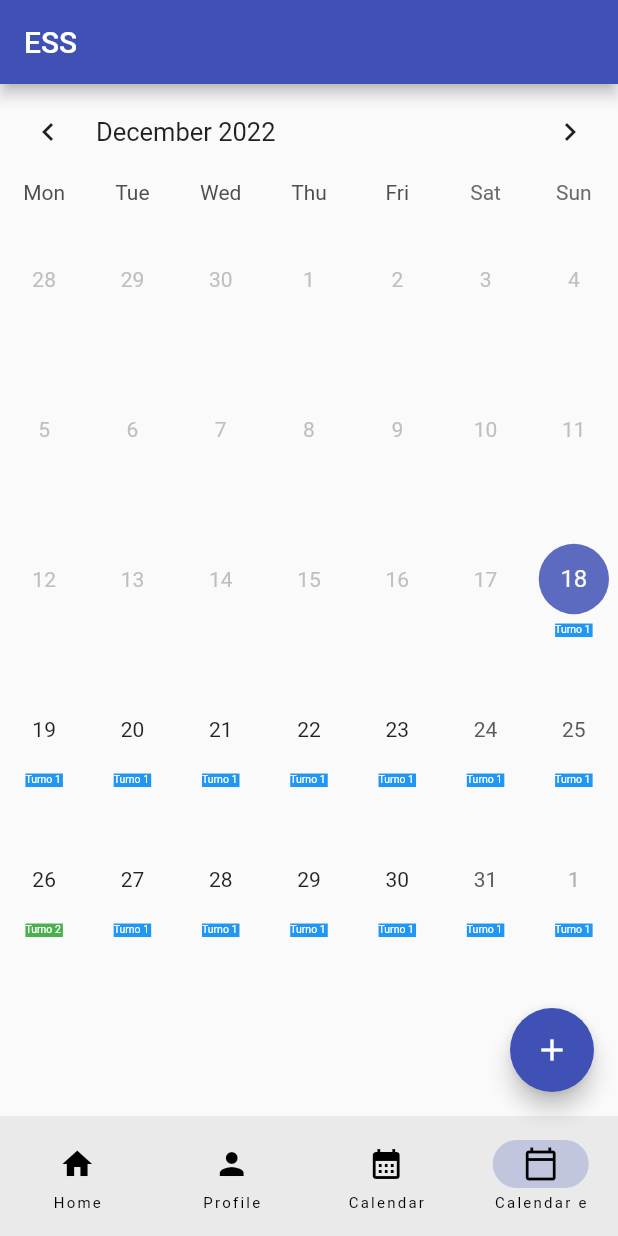
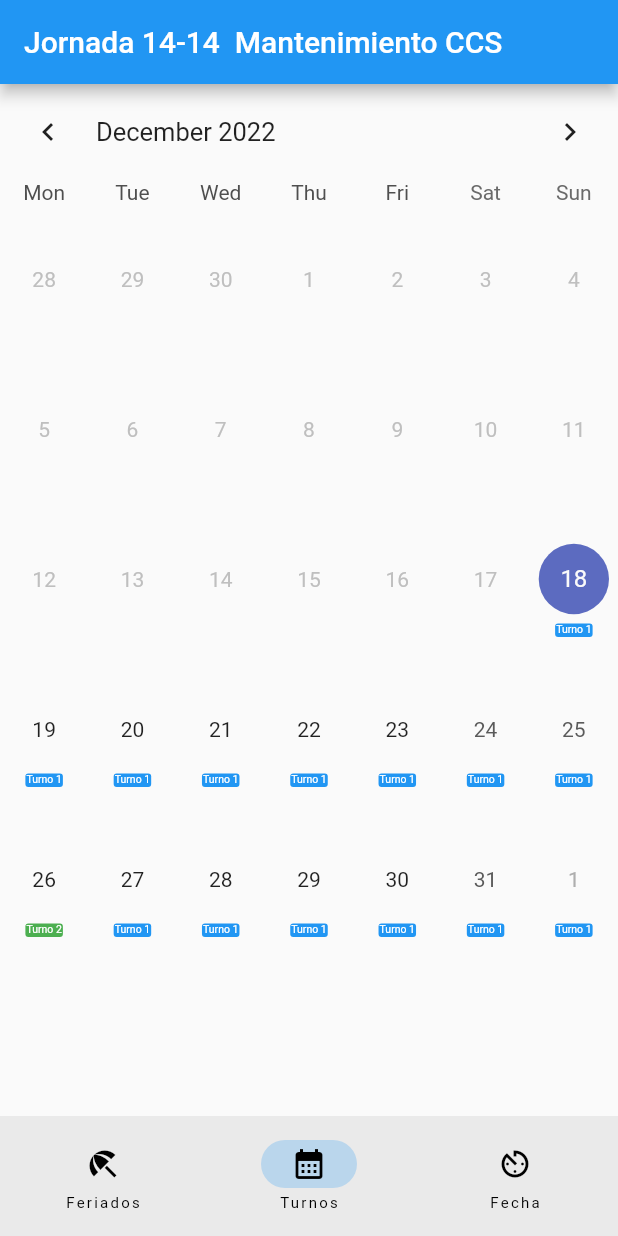
Before and after one commit to esoliss/learn_flutter, a Flutter app: the screen it shows after launch, on a phone screen of 412 x 824 dp. Run offline on Flutter 3.47's test engine with Material 2 defaults, Android fonts, the phone set to English and light mode, and no system bars; drawn by our look-alikes of table_calendar; our stand-ins replace get.

```diff
--- a/lib/main.dart
+++ b/lib/main.dart
@@ -1,8 +1,8 @@
 import 'package:flutter/material.dart';
 import 'package:tutorial/home_page.dart';
 import 'package:tutorial/profile_page.dart';
-import 'package:tutorial/table_basics_example.dart';
 import 'package:tutorial/table_multi_example.dart';
+import 'package:get/get.dart';
 
 void main() {
   runApp(const MyApp());
@@ -14,9 +14,16 @@ class MyApp extends StatelessWidget {
   // This widget is the root of your application.
   @override
   Widget build(BuildContext context) {
-    return MaterialApp(
+    return GetMaterialApp(
       debugShowCheckedModeBanner: false,
-      theme: ThemeData(primarySwatch: Colors.indigo),
+      //theme: ThemeData(primarySwatch: Colors.blueGrey),
+      //theme: ThemeData(
+      //colorSchemeSeed: Colors.blue,
+      //brightness: isDark ? Brightness.dark : Brightness.light,
+      //scaffoldBackgroundColor: isDark ? Colors.black : Colors.white,
+      //),
+      darkTheme: ThemeData.dark(),
+      themeMode: ThemeMode.system,
       home: const RootPage(),
     );
   }
@@ -30,33 +37,23 @@ class RootPage extends StatefulWidget {
 }
 
 class _RootPageState extends State<RootPage> {
-  int currentPage = 3; // pagina de inicio
-  List<Widget> pages = [
-    const HomePage(),
-    const ProfilePage(),
-    TableBasicsExample(),
-    TableEventsExample(),
-  ];
+  int currentPage = 1; // pagina de inicio
+  List<Widget> pages = [ProfilePage(), TableEventsExample(), const HomePage()];
+
   @override
   Widget build(BuildContext context) {
     return Scaffold(
       appBar: AppBar(
-        title: const Text('ESS'),
+        title: const Text('Jornada 14-14  Mantenimiento CCS'),
       ),
       body: pages[currentPage],
-      floatingActionButton: FloatingActionButton(
-          onPressed: () {
-            debugPrint('Action Button');
-          },
-          child: const Icon(Icons.add)),
       bottomNavigationBar: NavigationBar(
         destinations: const [
-          NavigationDestination(icon: Icon(Icons.home), label: 'Home'),
-          NavigationDestination(icon: Icon(Icons.person), label: 'Profile'),
           NavigationDestination(
-              icon: Icon(Icons.calendar_month), label: 'Calendar'),
+              icon: Icon(Icons.beach_access), label: 'Feriados'),
           NavigationDestination(
-              icon: Icon(Icons.calendar_today_outlined), label: 'Calendar e')
+              icon: Icon(Icons.calendar_month), label: 'Turnos'),
+          NavigationDestination(icon: Icon(Icons.av_timer), label: 'Fecha')
         ],
         onDestinationSelected: (int index) {
           setState(() {
--- a/lib/table_multi_example.dart
+++ b/lib/table_multi_example.dart
@@ -102,15 +102,19 @@ class _TableEventsExampleState extends State<TableEventsExample> {
                   decoration: BoxDecoration(
                     shape: BoxShape.rectangle,
                     color: isTurn ? Colors.blue : Colors.green,
+                    //border: Border.all(),
+                    borderRadius: BorderRadius.circular(2.0),
                   ),
                   width: 25.0,
                   height: 9.0,
                   margin: const EdgeInsets.symmetric(horizontal: 1.5),
                   child: isTurn
                       ? const Text('Turno 1',
-                          style: TextStyle(color: Colors.white, fontSize: 7))
+                          style: TextStyle(color: Colors.white, fontSize: 7),
+                          textAlign: TextAlign.center)
                       : const Text('Turno 2',
-                          style: TextStyle(color: Colors.white, fontSize: 7)),
+                          style: TextStyle(color: Colors.white, fontSize: 7),
+                          textAlign: TextAlign.center),
                 );
               })),
               firstDay: kFirstDay,
--- a/pubspec.yaml
+++ b/pubspec.yaml
@@ -37,6 +37,7 @@ dependencies:
   # Use with the CupertinoIcons class for iOS style icons.
   cupertino_icons: ^1.0.2
   table_calendar: ^3.0.8
+  get: ^4.6.5
 
 dev_dependencies:
   flutter_test:
```
Also changed, not shown: lib/profile_page.dart (+39 -7 lines), pubspec.lock.
